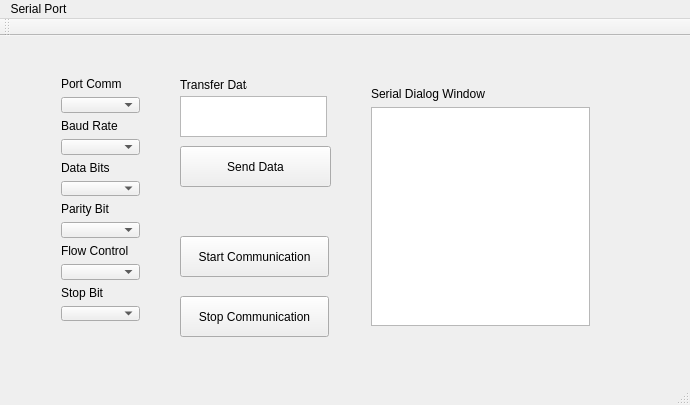
Athanasios12/robotApp, file SerialGui.ui: the form before one commit.
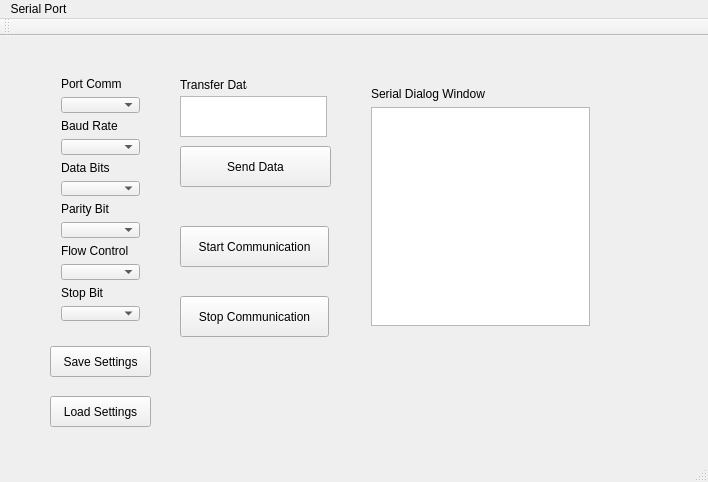
The form after the commit.

Patch:
```diff
--- a/SerialGui.ui
+++ b/SerialGui.ui
@@ -6,8 +6,8 @@
    <rect>
     <x>0</x>
     <y>0</y>
-    <width>690</width>
-    <height>405</height>
+    <width>708</width>
+    <height>482</height>
    </rect>
   </property>
   <property name="windowTitle">
@@ -18,7 +18,7 @@
     <property name="geometry">
      <rect>
       <x>180</x>
-      <y>200</y>
+      <y>190</y>
       <width>149</width>
       <height>41</height>
      </rect>
@@ -178,6 +178,32 @@
      </rect>
     </property>
    </widget>
+   <widget class="QPushButton" name="btnSaveSettings">
+    <property name="geometry">
+     <rect>
+      <x>50</x>
+      <y>310</y>
+      <width>101</width>
+      <height>31</height>
+     </rect>
+    </property>
+    <property name="text">
+     <string>Save Settings</string>
+    </property>
+   </widget>
+   <widget class="QPushButton" name="btnLoadSettings">
+    <property name="geometry">
+     <rect>
+      <x>50</x>
+      <y>360</y>
+      <width>101</width>
+      <height>31</height>
+     </rect>
+    </property>
+    <property name="text">
+     <string>Load Settings</string>
+    </property>
+   </widget>
    <zorder>pbSendData</zorder>
    <zorder>label_7</zorder>
    <zorder>etTransferData</zorder>
@@ -191,7 +217,7 @@
     <rect>
      <x>0</x>
      <y>0</y>
-     <width>690</width>
+     <width>708</width>
      <height>21</height>
     </rect>
    </property>
```
Left out of the diff: 2 changed lines with no effect on the pictures.
